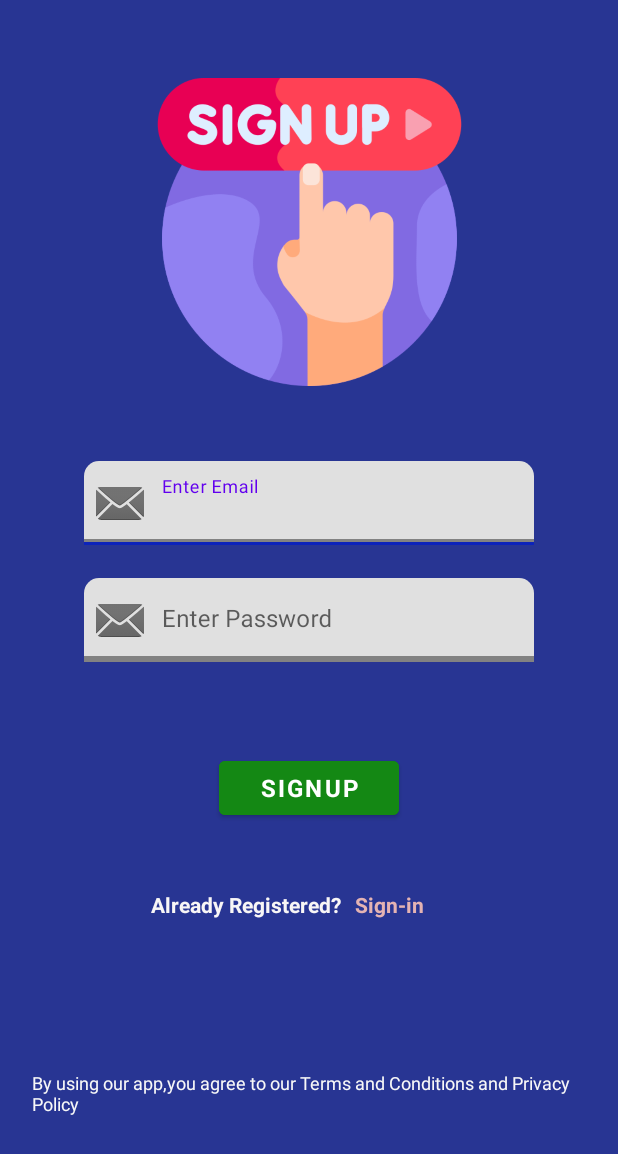
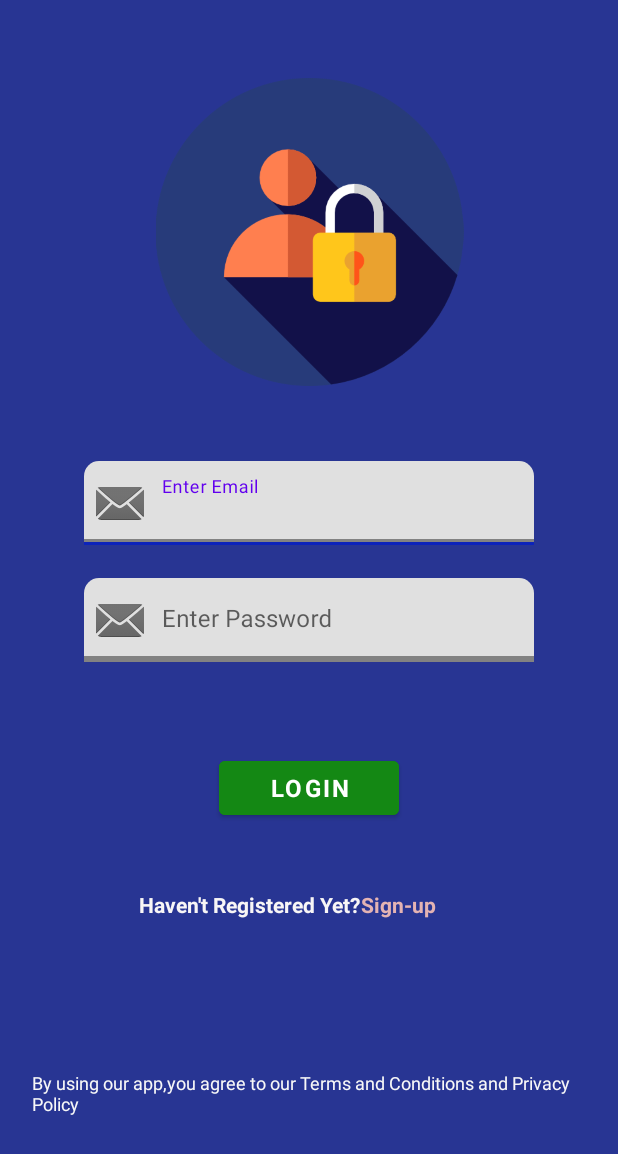
Before and after one commit to saurabh5021/Tweelert, an Android app: the screen it shows after launch (SignupActivity before the commit, LoginActivity after it), on a phone screen of 412 x 824 dp. Shown: the top 1154 px of the screen. Run offline under Robolectric (Android 15) with nearby library versions, the phone set to English and light mode, and no system bars; Roboto replaces fonts that are not available here.

Commit message:
login activity updated

```diff
--- a/app/src/main/java/com/example/tweelert/LoginActivity.java
+++ b/app/src/main/java/com/example/tweelert/LoginActivity.java
@@ -3,12 +3,21 @@ package com.example.tweelert;
 import androidx.appcompat.app.AppCompatActivity;
 
 import android.os.Bundle;
+import android.view.View;
+import android.widget.TextView;
 
 public class LoginActivity extends AppCompatActivity {
-
+    TextView signupTxt;
     @Override
     protected void onCreate(Bundle savedInstanceState) {
         super.onCreate(savedInstanceState);
         setContentView(R.layout.activity_login);
+        signupTxt=findViewById(R.id.textView3);
+        signupTxt.setOnClickListener(new View.OnClickListener() {
+            @Override
+            public void onClick(View view) {
+
+            }
+        });
     }
 }
--- a/app/src/main/java/com/example/tweelert/SignupActivity.java
+++ b/app/src/main/java/com/example/tweelert/SignupActivity.java
@@ -18,7 +18,7 @@ public class SignupActivity extends AppCompatActivity {
         super.onCreate(savedInstanceState);
         setContentView(R.layout.activity_signup);
 
-        signupBtn = findViewById(R.id.signUpbutton);
+        signupBtn = findViewById(R.id.loginbutton);
 
         signupBtn.setOnClickListener(new View.OnClickListener() {
             @Override
--- a/app/src/main/java/com/example/tweelert/SplashScreen.java
+++ b/app/src/main/java/com/example/tweelert/SplashScreen.java
@@ -38,7 +38,7 @@ public class SplashScreen extends AppCompatActivity {
         new Handler().postDelayed(new Runnable() {
             @Override
             public void run() {
-                Intent intent = new Intent(SplashScreen.this, SignupActivity.class);
+                Intent intent = new Intent(SplashScreen.this, LoginActivity.class);
                 startActivity(intent);
                 finish();
             }
--- a/app/src/main/res/layout/activity_login.xml
+++ b/app/src/main/res/layout/activity_login.xml
@@ -27,7 +27,7 @@
         android:layout_height="wrap_content"
         android:layout_marginTop="50dp"
         android:orientation="vertical"
-        app:layout_constraintBottom_toTopOf="@+id/signUpbutton"
+        app:layout_constraintBottom_toTopOf="@+id/loginbutton"
         app:layout_constraintEnd_toEndOf="parent"
         app:layout_constraintHorizontal_bias="1.0"
         app:layout_constraintStart_toStartOf="parent"
@@ -75,7 +75,7 @@
             app:boxStrokeWidth="4dp"
             app:boxStrokeWidthFocused="2dp"
             app:endIconMode="clear_text"
-            app:layout_constraintBottom_toTopOf="@+id/signUpbutton"
+            app:layout_constraintBottom_toTopOf="@+id/loginbutton"
             app:layout_constraintEnd_toEndOf="parent"
             app:layout_constraintStart_toStartOf="parent"
             app:layout_constraintTop_toBottomOf="@+id/textInputLayout2"
@@ -92,7 +92,7 @@
     </LinearLayout>
 
     <Button
-        android:id="@+id/signUpbutton"
+        android:id="@+id/loginbutton"
         android:layout_width="120dp"
         android:layout_height="wrap_content"
         android:layout_marginStart="157dp"
@@ -124,7 +124,7 @@
         app:layout_constraintBottom_toBottomOf="parent"
         app:layout_constraintEnd_toStartOf="@+id/textView3"
         app:layout_constraintStart_toStartOf="parent"
-        app:layout_constraintTop_toBottomOf="@+id/signUpbutton"
+        app:layout_constraintTop_toBottomOf="@+id/loginbutton"
         app:layout_constraintVertical_bias="0.23" />
 
     <TextView
@@ -141,7 +141,7 @@
         app:layout_constraintBottom_toBottomOf="parent"
         app:layout_constraintEnd_toEndOf="parent"
         app:layout_constraintStart_toEndOf="@+id/textView2"
-        app:layout_constraintTop_toBottomOf="@+id/signUpbutton"
+        app:layout_constraintTop_toBottomOf="@+id/loginbutton"
         app:layout_constraintVertical_bias="0.23" />
 
     <TextView
--- a/app/src/main/res/layout/activity_main.xml
+++ b/app/src/main/res/layout/activity_main.xml
@@ -75,7 +75,7 @@
         </com.google.android.material.textfield.TextInputLayout>
 
         <Button
-            android:id="@+id/signUpbutton"
+            android:id="@+id/loginbutton"
             android:layout_width="160dp"
             android:layout_height="wrap_content"
             android:layout_gravity="center"
--- a/app/src/main/res/layout/activity_signup.xml
+++ b/app/src/main/res/layout/activity_signup.xml
@@ -27,7 +27,7 @@
         android:layout_height="wrap_content"
         android:layout_marginTop="50dp"
         android:orientation="vertical"
-        app:layout_constraintBottom_toTopOf="@+id/signUpbutton"
+        app:layout_constraintBottom_toTopOf="@+id/loginbutton"
         app:layout_constraintEnd_toEndOf="parent"
         app:layout_constraintHorizontal_bias="1.0"
         app:layout_constraintStart_toStartOf="parent"
@@ -75,7 +75,7 @@
             app:boxStrokeWidth="4dp"
             app:boxStrokeWidthFocused="2dp"
             app:endIconMode="clear_text"
-            app:layout_constraintBottom_toTopOf="@+id/signUpbutton"
+            app:layout_constraintBottom_toTopOf="@+id/loginbutton"
             app:layout_constraintEnd_toEndOf="parent"
             app:layout_constraintStart_toStartOf="parent"
             app:layout_constraintTop_toBottomOf="@+id/textInputLayout2"
@@ -92,7 +92,7 @@
     </LinearLayout>
 
     <Button
-        android:id="@+id/signUpbutton"
+        android:id="@+id/loginbutton"
         android:layout_width="120dp"
         android:layout_height="wrap_content"
         android:layout_marginStart="157dp"
@@ -123,7 +123,7 @@
         app:layout_constraintBottom_toBottomOf="parent"
         app:layout_constraintEnd_toStartOf="@+id/textView3"
         app:layout_constraintStart_toStartOf="parent"
-        app:layout_constraintTop_toBottomOf="@+id/signUpbutton"
+        app:layout_constraintTop_toBottomOf="@+id/loginbutton"
         app:layout_constraintVertical_bias="0.23" />
 
     <TextView
@@ -140,7 +140,7 @@
         app:layout_constraintBottom_toBottomOf="parent"
         app:layout_constraintEnd_toEndOf="parent"
         app:layout_constraintStart_toEndOf="@+id/textView2"
-        app:layout_constraintTop_toBottomOf="@+id/signUpbutton"
+        app:layout_constraintTop_toBottomOf="@+id/loginbutton"
         app:layout_constraintVertical_bias="0.23" />
 
     <TextView
```
